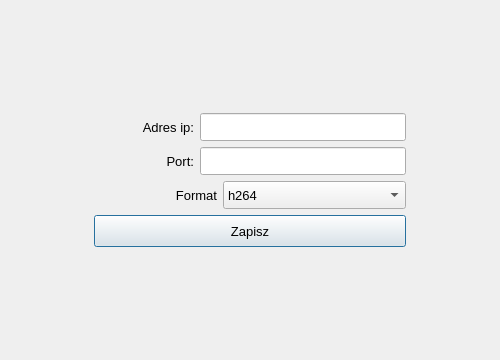
mateusur/Home_automation, file settingsstream.ui: the form before one commit.
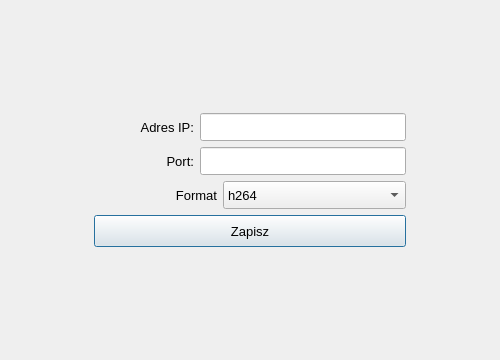
The form after the commit.

The edit to the form file:
```diff
--- a/settingsstream.ui
+++ b/settingsstream.ui
@@ -13,6 +13,9 @@
   <property name="windowTitle">
    <string>Ustawienia streamu</string>
   </property>
+  <property name="styleSheet">
+   <string notr="true"/>
+  </property>
   <layout class="QGridLayout" name="gridLayout">
    <item row="0" column="2">
     <spacer name="verticalSpacer_2">
@@ -62,7 +65,7 @@
         </font>
        </property>
        <property name="text">
-        <string>Adres ip:</string>
+        <string>Adres IP:</string>
        </property>
        <property name="alignment">
         <set>Qt::AlignRight|Qt::AlignTrailing|Qt::AlignVCenter</set>
```
